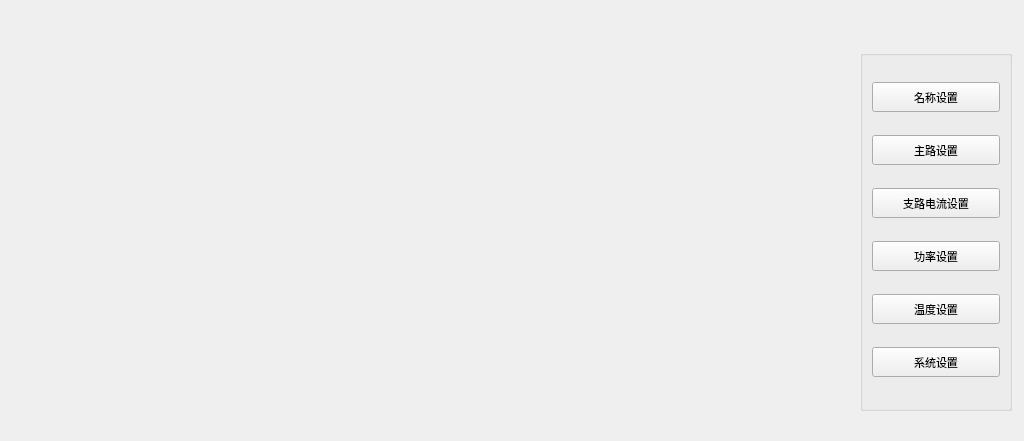
Qt form setting/setmainwid.ui (ChinaClever/BusBar-Qt) before a commit.
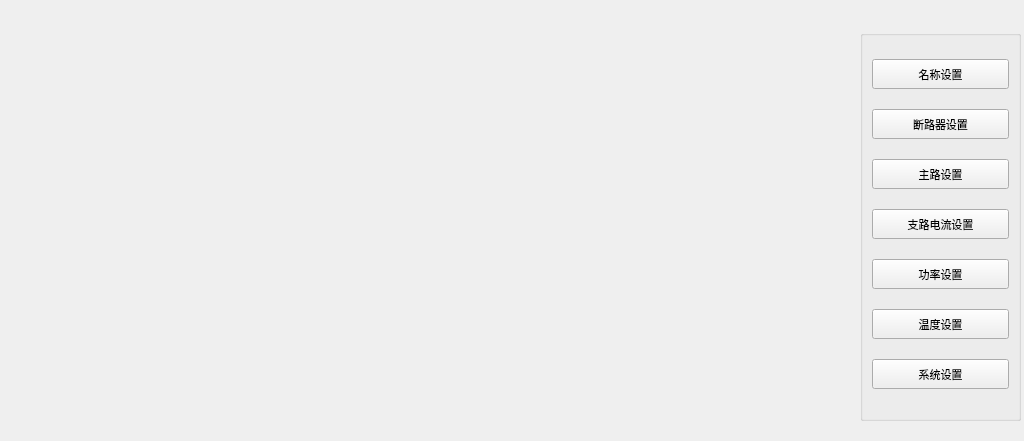
The same form after that commit.

Commit message: 电流读取解析bug和设置bug

Diff of the .ui file:
```diff
--- a/setting/setmainwid.ui
+++ b/setting/setmainwid.ui
@@ -40,9 +40,9 @@
    <property name="geometry">
     <rect>
      <x>860</x>
-     <y>50</y>
-     <width>152</width>
-     <height>361</height>
+     <y>30</y>
+     <width>161</width>
+     <height>391</height>
     </rect>
    </property>
    <property name="font">
@@ -87,6 +87,30 @@
       </property>
      </widget>
     </item>
+    <item>
+     <widget class="QPushButton" name="breakerBtn">
+      <property name="maximumSize">
+       <size>
+        <width>16777215</width>
+        <height>30</height>
+       </size>
+      </property>
+      <property name="font">
+       <font>
+        <family>&quot;Ubuntu&quot;</family>
+        <pointsize>8</pointsize>
+        <italic>false</italic>
+        <bold>false</bold>
+       </font>
+      </property>
+      <property name="styleSheet">
+       <string notr="true"/>
+      </property>
+      <property name="text">
+       <string>断路器设置</string>
+      </property>
+     </widget>
+    </item>
     <item>
      <widget class="QPushButton" name="lineBtn">
       <property name="maximumSize">
```
The commit also changes 12 other files.
